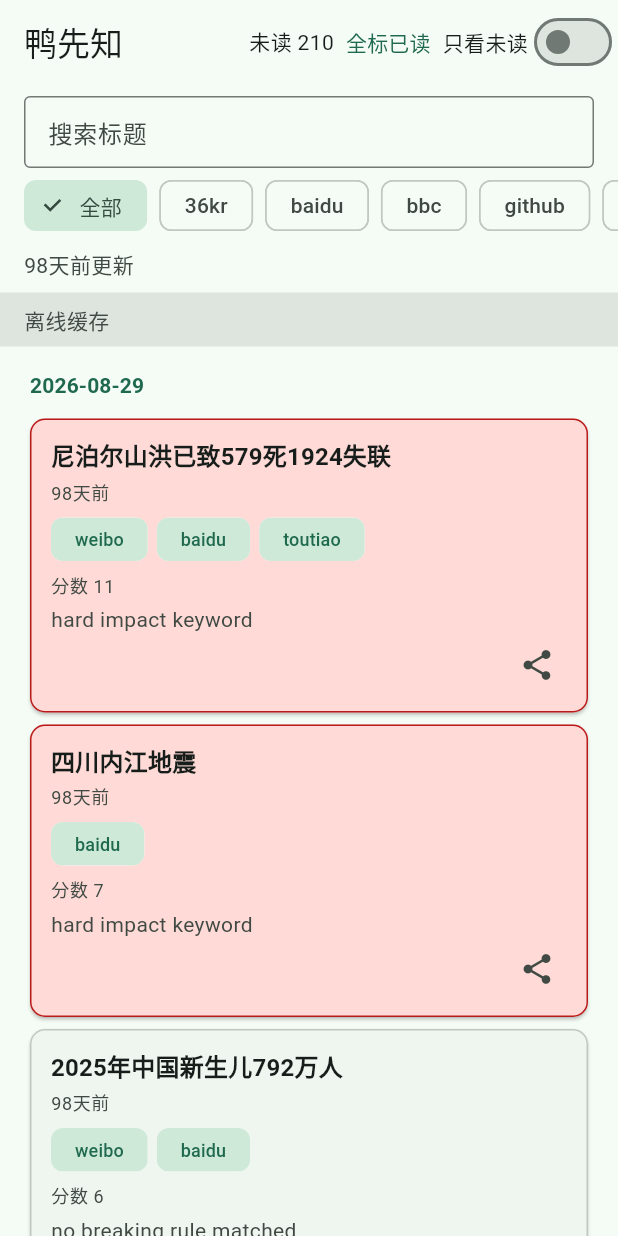
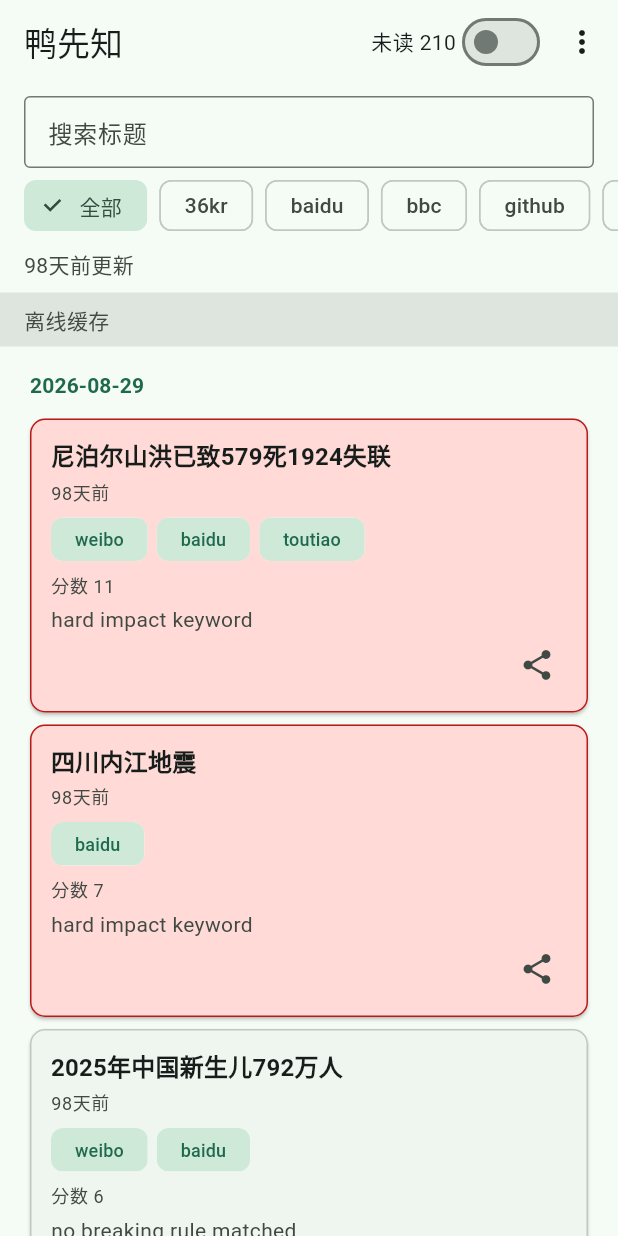
Before and after one commit to toolazytoname/AquaSight, a Flutter app: the screen it shows after launch, on a phone screen of 412 x 824 dp. Run offline on Flutter 3.47's test engine with Material 3 defaults, Android fonts, the phone set to English and light mode, and no system bars; our stand-ins replace share_plus; network calls fail.

Commit message:
T47: move 全标已读 into AppBar overflow menu
Keep unread count + unread-only switch on the AppBar; hide the
side-by-side 只看未读 label behind Semantics/Tooltip so a 390-wide
phone no longer overflows.

Co-authored-by: lazy <lazywc@gmail.com>

```diff
--- a/app/lib/ui/timeline_page.dart
+++ b/app/lib/ui/timeline_page.dart
@@ -166,20 +166,11 @@ class _TimelinePageState extends State<TimelinePage> {
         actions: [
           if (_showUnreadCount)
             Text('未读 $_unreadCount', key: const Key('unread-count')),
-          if (_showMarkAllRead)
-            TextButton(
-              key: const Key('mark-all-read'),
-              style: TextButton.styleFrom(
-                visualDensity: VisualDensity.compact,
-                padding: const EdgeInsets.symmetric(horizontal: 8),
-                minimumSize: Size.zero,
-                tapTargetSize: MaterialTapTargetSize.shrinkWrap,
-              ),
-              onPressed: _markAllRead,
-              child: const Text('全标已读'),
-            ),
-          const Text('只看未读'),
-          Switch(
+          Tooltip(
+            message: '只看未读',
+            child: Semantics(
+              label: '只看未读',
+              child: Switch(
                 key: const Key('unread-only-toggle'),
                 value: _unreadOnly,
                 onChanged: (value) {
@@ -189,6 +180,20 @@ class _TimelinePageState extends State<TimelinePage> {
                   });
                   _unreadOnlyStore.save(value);
                 },
+              ),
+            ),
+          ),
+          if (_showMarkAllRead)
+            PopupMenuButton<void>(
+              key: const Key('appbar-overflow'),
+              icon: const Icon(Icons.more_vert),
+              onSelected: (_) => _markAllRead(),
+              itemBuilder: (context) => [
+                const PopupMenuItem<void>(
+                  key: Key('mark-all-read'),
+                  child: Text('全标已读'),
+                ),
+              ],
             ),
         ],
       ),
```
Also changed, not shown: 4 other files. Lines whose indentation alone changed are shown as unchanged.
